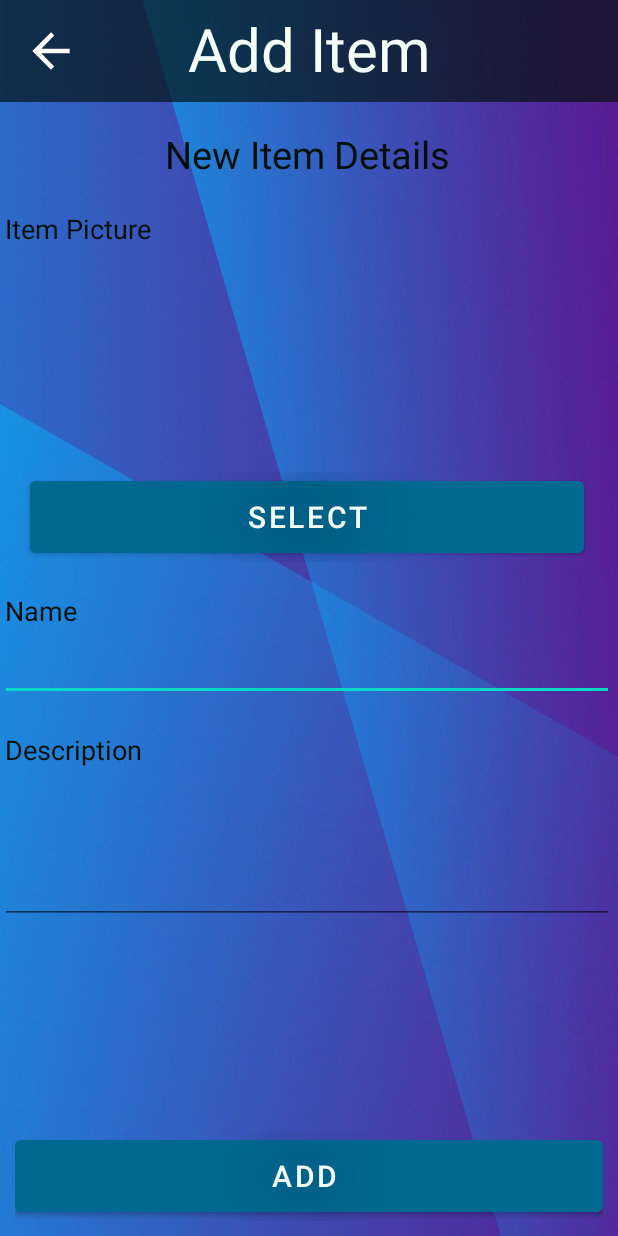
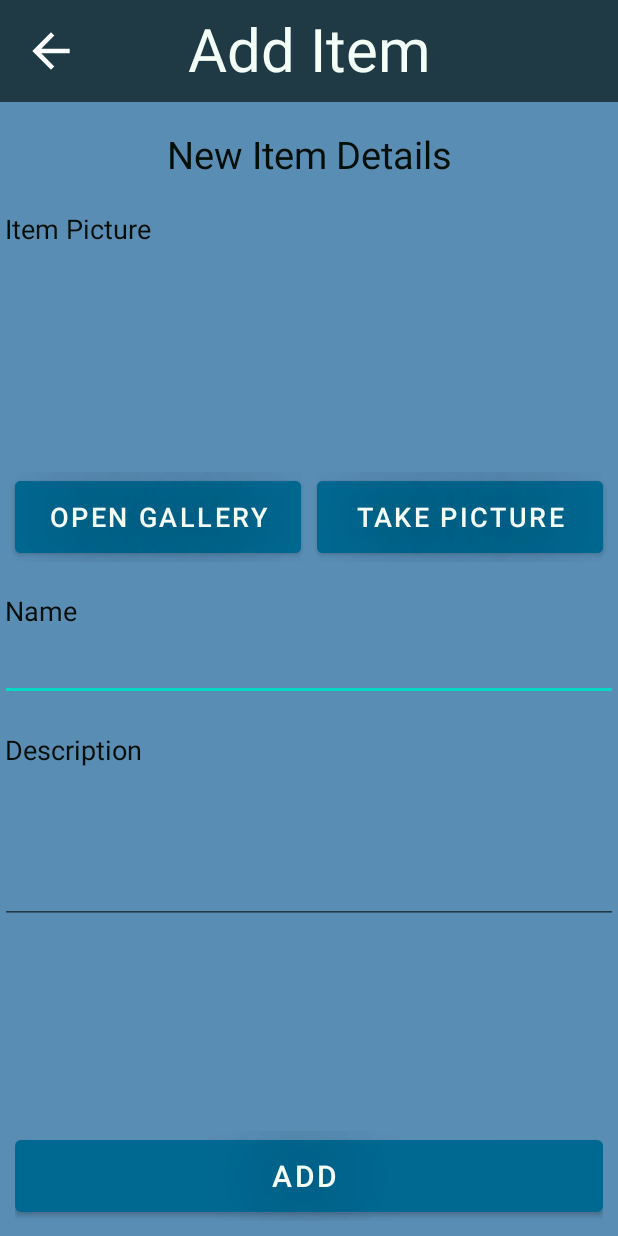
Before and after one commit to Henco-GitHub/Collecto, an Android app: the AddItem screen opened directly, with no data from a screen before it, on a phone screen of 412 x 824 dp. Run offline under Robolectric (Android 15) with nearby library versions, the phone set to English and light mode, and no system bars; our stand-ins replace Firebase (no records; nobody signed in at launch, a user with empty details on screens opened directly); libraries missing offline, so code that uses them is left out: androidx.camera.core; 4 statements that could not run were skipped.

Commit message:
Updates some UI Added Camera functionality in Add Item Page

```diff
--- a/app/build.gradle
+++ b/app/build.gradle
@@ -45,6 +45,7 @@ dependencies {
     implementation 'com.google.firebase:firebase-database:20.0.5'
     implementation 'com.google.firebase:firebase-auth:21.0.4'
     implementation 'com.google.firebase:firebase-storage:20.0.1'
+    implementation 'androidx.camera:camera-core:1.0.0'
     testImplementation 'junit:junit:4.13.2'
     androidTestImplementation 'androidx.test.ext:junit:1.1.3'
     androidTestImplementation 'androidx.test.espresso:espresso-core:3.4.0'
--- a/app/src/main/res/layout/activity_add_item.xml
+++ b/app/src/main/res/layout/activity_add_item.xml
@@ -43,8 +43,9 @@
         this.description = description;
         this.pic = pic;-->
     <LinearLayout
-        android:layout_width="409dp"
-        android:layout_height="661dp"
+        android:layout_width="match_parent"
+        android:layout_height="match_parent"
+        android:layout_above="@+id/llAddItem"
         android:layout_marginTop="70dp"
         android:orientation="vertical"
         tools:layout_editor_absoluteX="1dp"
@@ -57,8 +58,8 @@
             android:layout_marginTop="15sp"
             android:text="New Item Details"
             android:textAlignment="center"
-            android:textSize="25sp"
-            android:textColor="@color/c_black"/>
+            android:textColor="@color/c_black"
+            android:textSize="25sp" />
 
         <Space
             android:layout_width="match_parent"
@@ -70,8 +71,8 @@
             android:layout_height="wrap_content"
             android:layout_marginLeft="3dp"
             android:text="Item Picture"
-            android:textSize="18sp"
-            android:textColor="@color/c_black"/>
+            android:textColor="@color/c_black"
+            android:textSize="18sp" />
 
         <ImageView
             android:id="@+id/imgItem"
@@ -88,14 +89,27 @@
                 android:id="@+id/btnSelPic"
                 android:layout_width="match_parent"
                 android:layout_height="60dp"
+                android:layout_marginLeft="10dp"
+                android:layout_marginRight="5dp"
                 android:layout_weight="1"
                 android:backgroundTint="@color/c_blue"
                 android:shadowColor="#000000"
                 android:shadowRadius="60"
-                android:layout_marginRight="20dp"
-                android:layout_marginLeft="20dp"
-                android:text="select"
-                android:textSize="20sp" />
+                android:text="Open Gallery"
+                android:textSize="18sp" />
+
+            <Button
+                android:id="@+id/btnTakePic"
+                android:layout_width="match_parent"
+                android:layout_height="60dp"
+                android:layout_marginLeft="5dp"
+                android:layout_marginRight="10dp"
+                android:layout_weight="1"
+                android:backgroundTint="@color/c_blue"
+                android:shadowColor="#000000"
+                android:shadowRadius="60"
+                android:text="Take Picture"
+                android:textSize="18sp" />
         </LinearLayout>
 
         <Space
@@ -108,8 +122,8 @@
             android:layout_height="wrap_content"
             android:layout_marginLeft="3dp"
             android:text="Name"
-            android:textSize="18sp"
-            android:textColor="@color/c_black"/>
+            android:textColor="@color/c_black"
+            android:textSize="18sp" />
 
         <EditText
             android:id="@+id/edtItemName"
@@ -130,8 +144,8 @@
             android:layout_height="wrap_content"
             android:layout_marginLeft="3dp"
             android:text="Description"
-            android:textSize="18sp"
-            android:textColor="@color/c_black"/>
+            android:textColor="@color/c_black"
+            android:textSize="18sp" />
 
         <EditText
             android:id="@+id/edtItemDesc"
--- /dev/null
+++ b/app/src/main/res/xml/file_paths.xml
@@ -0,0 +1,6 @@
+<?xml version="1.0" encoding="utf-8"?>
+<paths>
+    <external-files-path
+        name="images"
+        path="Pictures"/>
+</paths>
```
Also changed, not shown: app/src/main/AndroidManifest.xml (+22 -0 lines), app/src/main/java/com/example/collecto/AdapterCollection.java (+39 -6 lines), app/src/main/java/com/example/collecto/AdapterItem.java (+47 -24 lines), app/src/main/java/com/example/collecto/AddCollectionActivity.java (+23 -4 lines), app/src/main/java/com/example/collecto/AddItem.java (+77 -16 lines), app/src/main/res/layout/activity_add_collection.xml (+16 -14 lines), app/src/main/res/drawable-nodpi/background.jpg (added), app/src/main/res/drawable/background.jpg (deleted).
